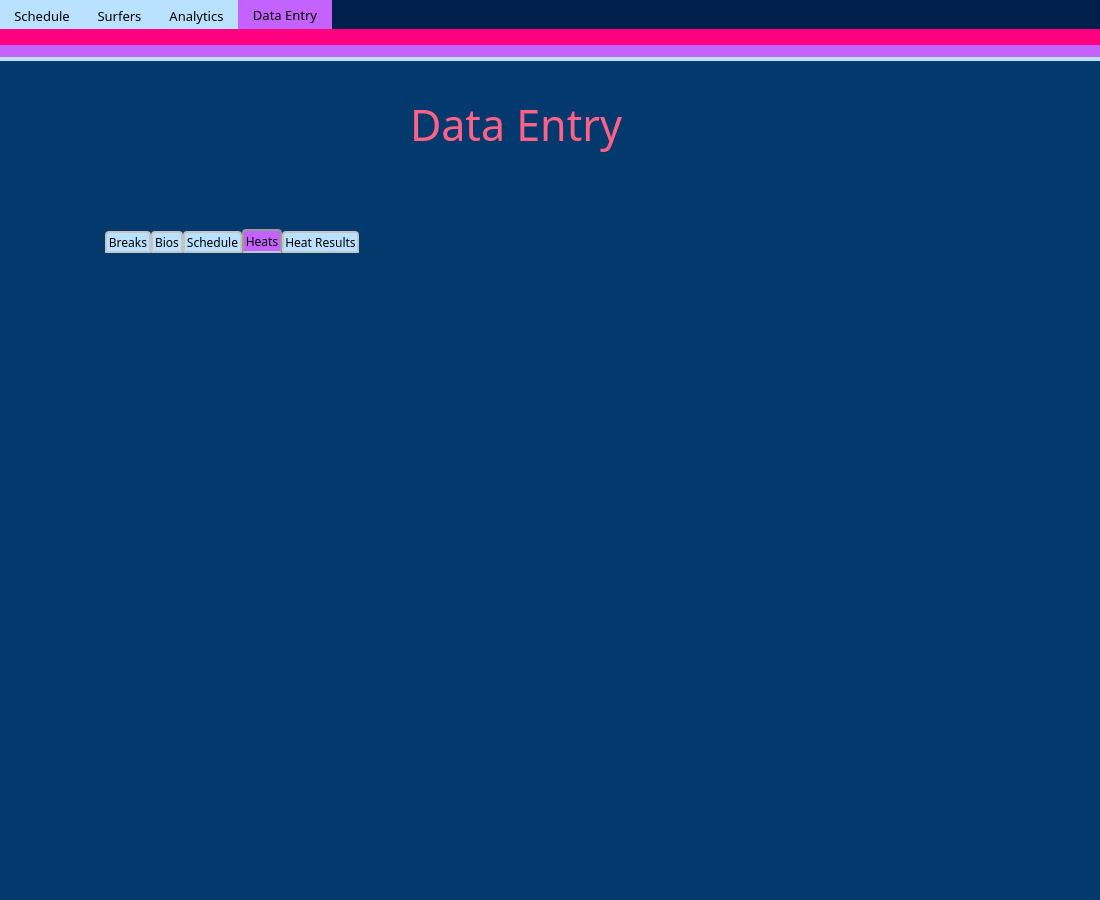
rhill5555/py-widget-surfing, file gui/main_widget/ui/wsl_analytics_ui.ui: the form before one commit.
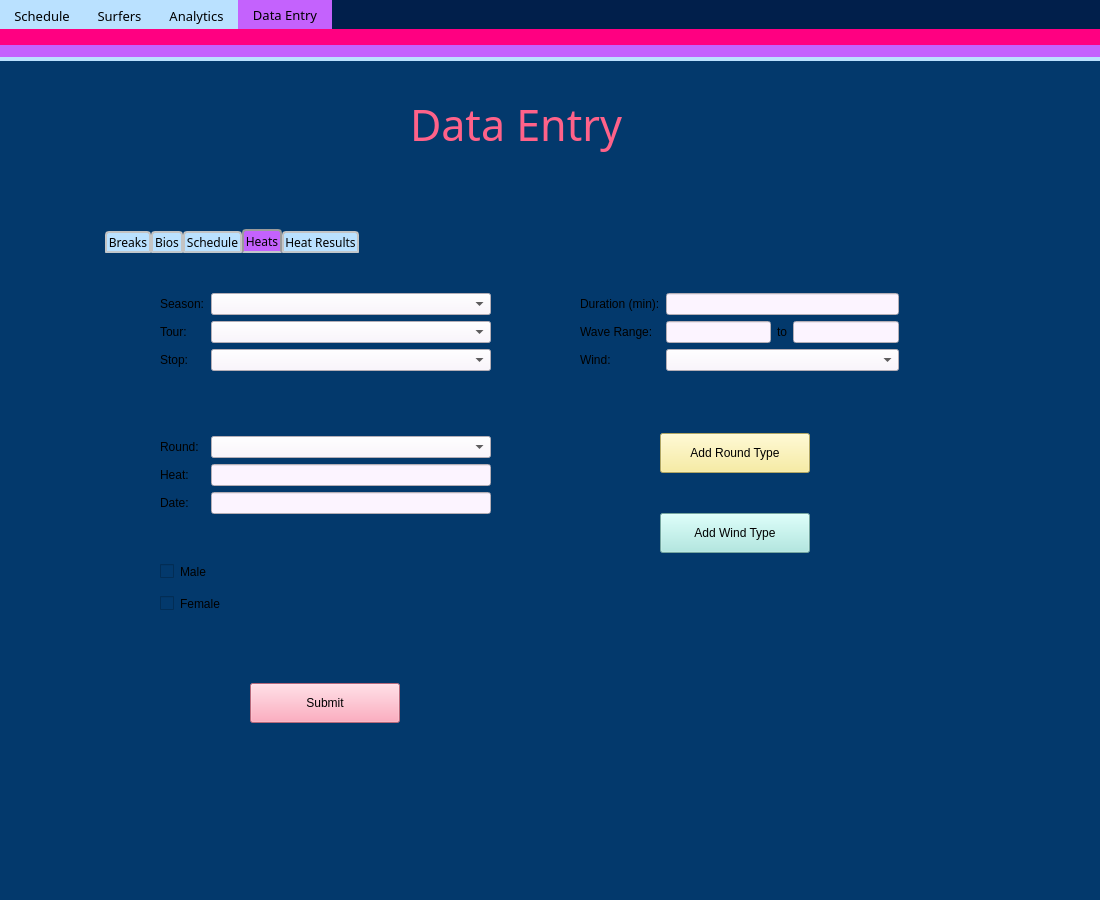
The form after the commit. The open tabs and pages were chosen to show the change.

Commit message: Design Tab for Heat Data Entry

Diff of the .ui file:
```diff
--- a/gui/main_widget/ui/wsl_analytics_ui.ui
+++ b/gui/main_widget/ui/wsl_analytics_ui.ui
@@ -1506,6 +1506,261 @@
        <attribute name="title">
         <string>Heats</string>
        </attribute>
+       <widget class="QWidget" name="verticalLayoutWidget_4">
+        <property name="geometry">
+         <rect>
+          <x>60</x>
+          <y>300</y>
+          <width>131</width>
+          <height>71</height>
+         </rect>
+        </property>
+        <layout class="QVBoxLayout" name="verticalLayout_3">
+         <item>
+          <widget class="QCheckBox" name="MaleBoxHeat">
+           <property name="text">
+            <string>Male</string>
+           </property>
+          </widget>
+         </item>
+         <item>
+          <widget class="QCheckBox" name="FemaleBoxHeat">
+           <property name="text">
+            <string>Female</string>
+           </property>
+          </widget>
+         </item>
+        </layout>
+       </widget>
+       <widget class="QWidget" name="formLayoutWidget_5">
+        <property name="geometry">
+         <rect>
+          <x>60</x>
+          <y>40</y>
+          <width>331</width>
+          <height>221</height>
+         </rect>
+        </property>
+        <layout class="QFormLayout" name="formLayout_3">
+         <item row="0" column="0">
+          <widget class="QLabel" name="HeatSeason">
+           <property name="text">
+            <string>Season:</string>
+           </property>
+          </widget>
+         </item>
+         <item row="2" column="0">
+          <widget class="QLabel" name="HeatStop">
+           <property name="text">
+            <string>Stop:</string>
+           </property>
+          </widget>
+         </item>
+         <item row="1" column="0">
+          <widget class="QLabel" name="SeasonTour">
+           <property name="text">
+            <string>Tour:</string>
+           </property>
+          </widget>
+         </item>
+         <item row="0" column="1">
+          <widget class="QComboBox" name="HeatSeasonCb">
+           <property name="styleSheet">
+            <string notr="true">background: #fcf4ff</string>
+           </property>
+          </widget>
+         </item>
+         <item row="1" column="1">
+          <widget class="QComboBox" name="HeatTourCb">
+           <property name="styleSheet">
+            <string notr="true">background: #fcf4ff</string>
+           </property>
+          </widget>
+         </item>
+         <item row="2" column="1">
+          <widget class="QComboBox" name="HeatStopCb">
+           <property name="styleSheet">
+            <string notr="true">background: #fcf4ff</string>
+           </property>
+          </widget>
+         </item>
+         <item row="4" column="0">
+          <widget class="QLabel" name="HeatRound">
+           <property name="text">
+            <string>Round:</string>
+           </property>
+          </widget>
+         </item>
+         <item row="4" column="1">
+          <widget class="QComboBox" name="HeatRoundCb">
+           <property name="styleSheet">
+            <string notr="true">background: #fcf4ff</string>
+           </property>
+          </widget>
+         </item>
+         <item row="3" column="0">
+          <spacer name="verticalSpacer_5">
+           <property name="orientation">
+            <enum>Qt::Vertical</enum>
+           </property>
+           <property name="sizeHint" stdset="0">
+            <size>
+             <width>20</width>
+             <height>40</height>
+            </size>
+           </property>
+          </spacer>
+         </item>
+         <item row="5" column="0">
+          <widget class="QLabel" name="HeatHeat">
+           <property name="text">
+            <string>Heat:</string>
+           </property>
+          </widget>
+         </item>
+         <item row="5" column="1">
+          <widget class="QLineEdit" name="HeatHeatLine">
+           <property name="styleSheet">
+            <string notr="true">background: #fcf4ff</string>
+           </property>
+          </widget>
+         </item>
+         <item row="6" column="0">
+          <widget class="QLabel" name="HeatDate">
+           <property name="text">
+            <string>Date:</string>
+           </property>
+          </widget>
+         </item>
+         <item row="6" column="1">
+          <widget class="QLineEdit" name="HeatDateLine">
+           <property name="styleSheet">
+            <string notr="true">background: #fcf4ff</string>
+           </property>
+          </widget>
+         </item>
+        </layout>
+       </widget>
+       <widget class="QWidget" name="formLayoutWidget_6">
+        <property name="geometry">
+         <rect>
+          <x>480</x>
+          <y>40</y>
+          <width>319</width>
+          <height>101</height>
+         </rect>
+        </property>
+        <layout class="QFormLayout" name="formLayout_4">
+         <item row="0" column="0">
+          <widget class="QLabel" name="HeatDur">
+           <property name="text">
+            <string>Duration (min):</string>
+           </property>
+          </widget>
+         </item>
+         <item row="0" column="1">
+          <widget class="QLineEdit" name="HeatDurLine">
+           <property name="styleSheet">
+            <string notr="true">background: #fcf4ff</string>
+           </property>
+          </widget>
+         </item>
+         <item row="1" column="0">
+          <widget class="QLabel" name="HeatWaveRange">
+           <property name="text">
+            <string>Wave Range:</string>
+           </property>
+          </widget>
+         </item>
+         <item row="1" column="1">
+          <layout class="QHBoxLayout" name="horizontalLayout_13">
+           <item>
+            <widget class="QLineEdit" name="HeatWaveMinLine">
+             <property name="styleSheet">
+              <string notr="true">background: #fcf4ff</string>
+             </property>
+            </widget>
+           </item>
+           <item>
+            <widget class="QLabel" name="label_9">
+             <property name="text">
+              <string>to</string>
+             </property>
+            </widget>
+           </item>
+           <item>
+            <widget class="QLineEdit" name="HeatWaveMaxLine">
+             <property name="styleSheet">
+              <string notr="true">background: #fcf4ff</string>
+             </property>
+            </widget>
+           </item>
+          </layout>
+         </item>
+         <item row="2" column="0">
+          <widget class="QLabel" name="HeatWind">
+           <property name="text">
+            <string>Wind:</string>
+           </property>
+          </widget>
+         </item>
+         <item row="2" column="1">
+          <widget class="QComboBox" name="HeatWindCb">
+           <property name="styleSheet">
+            <string notr="true">background: #fcf4ff</string>
+           </property>
+          </widget>
+         </item>
+        </layout>
+       </widget>
+       <widget class="QPushButton" name="HeatSubmitBut">
+        <property name="geometry">
+         <rect>
+          <x>150</x>
+          <y>430</y>
+          <width>150</width>
+          <height>40</height>
+         </rect>
+        </property>
+        <property name="styleSheet">
+         <string notr="true">background: #ff93ac;</string>
+        </property>
+        <property name="text">
+         <string>Submit</string>
+        </property>
+       </widget>
+       <widget class="QPushButton" name="HeatAddRound">
+        <property name="geometry">
+         <rect>
+          <x>560</x>
+          <y>180</y>
+          <width>150</width>
+          <height>40</height>
+         </rect>
+        </property>
+        <property name="styleSheet">
+         <string notr="true">background: #F8EA8C;</string>
+        </property>
+        <property name="text">
+         <string>Add Round Type</string>
+        </property>
+       </widget>
+       <widget class="QPushButton" name="HeatAddWind">
+        <property name="geometry">
+         <rect>
+          <x>560</x>
+          <y>260</y>
+          <width>150</width>
+          <height>40</height>
+         </rect>
+        </property>
+        <property name="styleSheet">
+         <string notr="true">background: #A4E8E0;</string>
+        </property>
+        <property name="text">
+         <string>Add Wind Type</string>
+        </property>
+       </widget>
       </widget>
       <widget class="QWidget" name="breakheatrestab">
        <attribute name="title">
```
Left out of the diff: 2 changed lines with no effect on the pictures. The commit also changes 1 other file.
